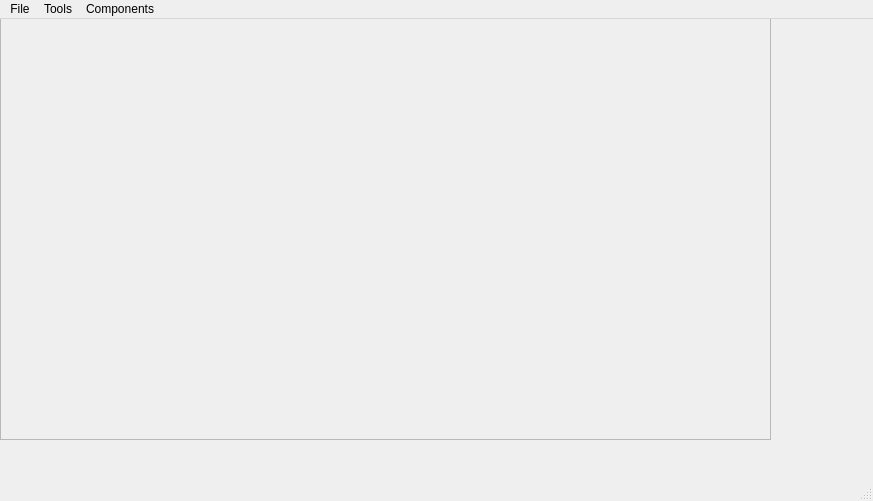
Old version of the form ui/main_window.ui in the repository notTypecast/LogicSim.
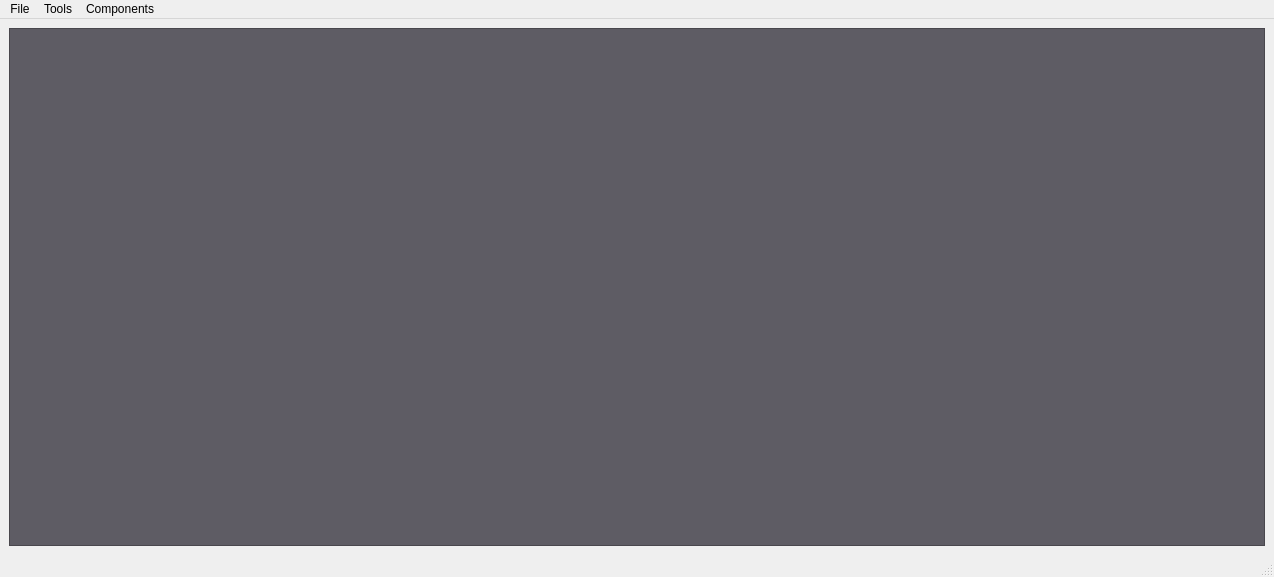
New version of the form. Custom widgets are drawn as their Qt base class.

Commit message: Completed selection tool

Diff of the .ui file:
```diff
--- a/ui/main_window.ui
+++ b/ui/main_window.ui
@@ -6,44 +6,482 @@
    <rect>
     <x>0</x>
     <y>0</y>
-    <width>873</width>
-    <height>501</height>
+    <width>1274</width>
+    <height>577</height>
    </rect>
   </property>
   <property name="windowTitle">
    <string>MainWindow</string>
   </property>
   <widget class="QWidget" name="centralwidget">
-   <widget class="logicsim::gui::DesignArea" name="designArea">
-    <property name="geometry">
-     <rect>
-      <x>0</x>
-      <y>-10</y>
-      <width>771</width>
-      <height>431</height>
-     </rect>
-    </property>
-    <property name="widgetResizable">
-     <bool>true</bool>
-    </property>
-    <widget class="QWidget" name="scrollAreaWidgetContents">
-     <property name="geometry">
-      <rect>
-       <x>0</x>
-       <y>0</y>
-       <width>769</width>
-       <height>429</height>
-      </rect>
-     </property>
-    </widget>
-   </widget>
+   <layout class="QHBoxLayout" name="horizontalLayout">
+    <item>
+     <widget class="logicsim::gui::DesignArea" name="designArea">
+      <property name="palette">
+       <palette>
+        <active>
+         <colorrole role="WindowText">
+          <brush brushstyle="SolidPattern">
+           <color alpha="255">
+            <red>255</red>
+            <green>255</green>
+            <blue>255</blue>
+           </color>
+          </brush>
+         </colorrole>
+         <colorrole role="Button">
+          <brush brushstyle="SolidPattern">
+           <color alpha="255">
+            <red>94</red>
+            <green>92</green>
+            <blue>100</blue>
+           </color>
+          </brush>
+         </colorrole>
+         <colorrole role="Light">
+          <brush brushstyle="SolidPattern">
+           <color alpha="255">
+            <red>141</red>
+            <green>138</green>
+            <blue>150</blue>
+           </color>
+          </brush>
+         </colorrole>
+         <colorrole role="Midlight">
+          <brush brushstyle="SolidPattern">
+           <color alpha="255">
+            <red>117</red>
+            <green>115</green>
+            <blue>125</blue>
+           </color>
+          </brush>
+         </colorrole>
+         <colorrole role="Dark">
+          <brush brushstyle="SolidPattern">
+           <color alpha="255">
+            <red>47</red>
+            <green>46</green>
+            <blue>50</blue>
+           </color>
+          </brush>
+         </colorrole>
+         <colorrole role="Mid">
+          <brush brushstyle="SolidPattern">
+           <color alpha="255">
+            <red>63</red>
+            <green>61</green>
+            <blue>67</blue>
+           </color>
+          </brush>
+         </colorrole>
+         <colorrole role="Text">
+          <brush brushstyle="SolidPattern">
+           <color alpha="255">
+            <red>255</red>
+            <green>255</green>
+            <blue>255</blue>
+           </color>
+          </brush>
+         </colorrole>
+         <colorrole role="BrightText">
+          <brush brushstyle="SolidPattern">
+           <color alpha="255">
+            <red>255</red>
+            <green>255</green>
+            <blue>255</blue>
+           </color>
+          </brush>
+         </colorrole>
+         <colorrole role="ButtonText">
+          <brush brushstyle="SolidPattern">
+           <color alpha="255">
+            <red>255</red>
+            <green>255</green>
+            <blue>255</blue>
+           </color>
+          </brush>
+         </colorrole>
+         <colorrole role="Base">
+          <brush brushstyle="SolidPattern">
+           <color alpha="255">
+            <red>0</red>
+            <green>0</green>
+            <blue>0</blue>
+           </color>
+          </brush>
+         </colorrole>
+         <colorrole role="Window">
+          <brush brushstyle="SolidPattern">
+           <color alpha="255">
+            <red>94</red>
+            <green>92</green>
+            <blue>100</blue>
+           </color>
+          </brush>
+         </colorrole>
+         <colorrole role="Shadow">
+          <brush brushstyle="SolidPattern">
+           <color alpha="255">
+            <red>0</red>
+            <green>0</green>
+            <blue>0</blue>
+           </color>
+          </brush>
+         </colorrole>
+         <colorrole role="AlternateBase">
+          <brush brushstyle="SolidPattern">
+           <color alpha="255">
+            <red>47</red>
+            <green>46</green>
+            <blue>50</blue>
+           </color>
+          </brush>
+         </colorrole>
+         <colorrole role="ToolTipBase">
+          <brush brushstyle="SolidPattern">
+           <color alpha="255">
+            <red>255</red>
+            <green>255</green>
+            <blue>220</blue>
+           </color>
+          </brush>
+         </colorrole>
+         <colorrole role="ToolTipText">
+          <brush brushstyle="SolidPattern">
+           <color alpha="255">
+            <red>0</red>
+            <green>0</green>
+            <blue>0</blue>
+           </color>
+          </brush>
+         </colorrole>
+         <colorrole role="PlaceholderText">
+          <brush brushstyle="SolidPattern">
+           <color alpha="128">
+            <red>255</red>
+            <green>255</green>
+            <blue>255</blue>
+           </color>
+          </brush>
+         </colorrole>
+        </active>
+        <inactive>
+         <colorrole role="WindowText">
+          <brush brushstyle="SolidPattern">
+           <color alpha="255">
+            <red>255</red>
+            <green>255</green>
+            <blue>255</blue>
+           </color>
+          </brush>
+         </colorrole>
+         <colorrole role="Button">
+          <brush brushstyle="SolidPattern">
+           <color alpha="255">
+            <red>94</red>
+            <green>92</green>
+            <blue>100</blue>
+           </color>
+          </brush>
+         </colorrole>
+         <colorrole role="Light">
+          <brush brushstyle="SolidPattern">
+           <color alpha="255">
+            <red>141</red>
+            <green>138</green>
+            <blue>150</blue>
+           </color>
+          </brush>
+         </colorrole>
+         <colorrole role="Midlight">
+          <brush brushstyle="SolidPattern">
+           <color alpha="255">
+            <red>117</red>
+            <green>115</green>
+            <blue>125</blue>
+           </color>
+          </brush>
+         </colorrole>
+         <colorrole role="Dark">
+          <brush brushstyle="SolidPattern">
+           <color alpha="255">
+            <red>47</red>
+            <green>46</green>
+            <blue>50</blue>
+           </color>
+          </brush>
+         </colorrole>
+         <colorrole role="Mid">
+          <brush brushstyle="SolidPattern">
+           <color alpha="255">
+            <red>63</red>
+            <green>61</green>
+            <blue>67</blue>
+           </color>
+          </brush>
+         </colorrole>
+         <colorrole role="Text">
+          <brush brushstyle="SolidPattern">
+           <color alpha="255">
+            <red>255</red>
+            <green>255</green>
+            <blue>255</blue>
+           </color>
+          </brush>
+         </colorrole>
+         <colorrole role="BrightText">
+          <brush brushstyle="SolidPattern">
+           <color alpha="255">
+            <red>255</red>
+            <green>255</green>
+            <blue>255</blue>
+           </color>
+          </brush>
+         </colorrole>
+         <colorrole role="ButtonText">
+          <brush brushstyle="SolidPattern">
+           <color alpha="255">
+            <red>255</red>
+            <green>255</green>
+            <blue>255</blue>
+           </color>
+          </brush>
+         </colorrole>
+         <colorrole role="Base">
+          <brush brushstyle="SolidPattern">
+           <color alpha="255">
+            <red>0</red>
+            <green>0</green>
+            <blue>0</blue>
+           </color>
+          </brush>
+         </colorrole>
+         <colorrole role="Window">
+          <brush brushstyle="SolidPattern">
+           <color alpha="255">
+            <red>94</red>
+            <green>92</green>
+            <blue>100</blue>
+           </color>
+          </brush>
+         </colorrole>
+         <colorrole role="Shadow">
+          <brush brushstyle="SolidPattern">
+           <color alpha="255">
+            <red>0</red>
+            <green>0</green>
+            <blue>0</blue>
+           </color>
+          </brush>
+         </colorrole>
+         <colorrole role="AlternateBase">
+          <brush brushstyle="SolidPattern">
+           <color alpha="255">
+            <red>47</red>
+            <green>46</green>
+            <blue>50</blue>
+           </color>
+          </brush>
+         </colorrole>
+         <colorrole role="ToolTipBase">
+          <brush brushstyle="SolidPattern">
+           <color alpha="255">
+            <red>255</red>
+            <green>255</green>
+            <blue>220</blue>
+           </color>
+          </brush>
+         </colorrole>
+         <colorrole role="ToolTipText">
+          <brush brushstyle="SolidPattern">
+           <color alpha="255">
+            <red>0</red>
+            <green>0</green>
+            <blue>0</blue>
+           </color>
+          </brush>
+         </colorrole>
+         <colorrole role="PlaceholderText">
+          <brush brushstyle="SolidPattern">
+           <color alpha="128">
+            <red>255</red>
+            <green>255</green>
+            <blue>255</blue>
+           </color>
+          </brush>
+         </colorrole>
+        </inactive>
+        <disabled>
+         <colorrole role="WindowText">
+          <brush brushstyle="SolidPattern">
+           <color alpha="255">
+            <red>47</red>
+            <green>46</green>
+            <blue>50</blue>
+           </color>
+          </brush>
+         </colorrole>
+         <colorrole role="Button">
+          <brush brushstyle="SolidPattern">
+           <color alpha="255">
+            <red>94</red>
+            <green>92</green>
+            <blue>100</blue>
+           </color>
+          </brush>
+         </colorrole>
+         <colorrole role="Light">
+          <brush brushstyle="SolidPattern">
+           <color alpha="255">
+            <red>141</red>
+            <green>138</green>
+            <blue>150</blue>
+           </color>
+          </brush>
+         </colorrole>
+         <colorrole role="Midlight">
+          <brush brushstyle="SolidPattern">
+           <color alpha="255">
+            <red>117</red>
+            <green>115</green>
+            <blue>125</blue>
+           </color>
+          </brush>
+         </colorrole>
+         <colorrole role="Dark">
+          <brush brushstyle="SolidPattern">
+           <color alpha="255">
+            <red>47</red>
+            <green>46</green>
+            <blue>50</blue>
+           </color>
+          </brush>
+         </colorrole>
+         <colorrole role="Mid">
+          <brush brushstyle="SolidPattern">
+           <color alpha="255">
+            <red>63</red>
+            <green>61</green>
+            <blue>67</blue>
+           </color>
+          </brush>
+         </colorrole>
+         <colorrole role="Text">
+          <brush brushstyle="SolidPattern">
+           <color alpha="255">
+            <red>47</red>
+            <green>46</green>
+            <blue>50</blue>
+           </color>
+          </brush>
+         </colorrole>
+         <colorrole role="BrightText">
+          <brush brushstyle="SolidPattern">
+           <color alpha="255">
+            <red>255</red>
+            <green>255</green>
+            <blue>255</blue>
+           </color>
+          </brush>
+         </colorrole>
+         <colorrole role="ButtonText">
+          <brush brushstyle="SolidPattern">
+           <color alpha="255">
+            <red>47</red>
+            <green>46</green>
+            <blue>50</blue>
+           </color>
+          </brush>
+         </colorrole>
+         <colorrole role="Base">
+          <brush brushstyle="SolidPattern">
+           <color alpha="255">
+            <red>94</red>
+            <green>92</green>
+            <blue>100</blue>
+           </color>
+          </brush>
+         </colorrole>
+         <colorrole role="Window">
+          <brush brushstyle="SolidPattern">
+           <color alpha="255">
+            <red>94</red>
+            <green>92</green>
+            <blue>100</blue>
+           </color>
+          </brush>
+         </colorrole>
+         <colorrole role="Shadow">
+          <brush brushstyle="SolidPattern">
+           <color alpha="255">
+            <red>0</red>
+            <green>0</green>
+            <blue>0</blue>
+           </color>
+          </brush>
+         </colorrole>
+         <colorrole role="AlternateBase">
+          <brush brushstyle="SolidPattern">
+           <color alpha="255">
+            <red>94</red>
+            <green>92</green>
+            <blue>100</blue>
+           </color>
+          </brush>
+         </colorrole>
+         <colorrole role="ToolTipBase">
+          <brush brushstyle="SolidPattern">
+           <color alpha="255">
+            <red>255</red>
+            <green>255</green>
+            <blue>220</blue>
+           </color>
+          </brush>
+         </colorrole>
+         <colorrole role="ToolTipText">
+          <brush brushstyle="SolidPattern">
+           <color alpha="255">
+            <red>0</red>
+            <green>0</green>
+            <blue>0</blue>
+           </color>
+          </brush>
+         </colorrole>
+         <colorrole role="PlaceholderText">
+          <brush brushstyle="SolidPattern">
+           <color alpha="128">
+            <red>255</red>
+            <green>255</green>
+            <blue>255</blue>
+           </color>
+          </brush>
+         </colorrole>
+        </disabled>
+       </palette>
+      </property>
+      <property name="widgetResizable">
+       <bool>true</bool>
+      </property>
+      <widget class="QWidget" name="scrollAreaWidgetContents">
+       <property name="geometry">
+        <rect>
+         <x>0</x>
+         <y>0</y>
+         <width>1254</width>
+         <height>513</height>
+        </rect>
+       </property>
+      </widget>
+     </widget>
+    </item>
+   </layout>
   </widget>
   <widget class="QMenuBar" name="menubar">
    <property name="geometry">
     <rect>
      <x>0</x>
      <y>0</y>
-     <width>873</width>
+     <width>1274</width>
      <height>22</height>
     </rect>
    </property>
```
The commit also changes 13 other files.
